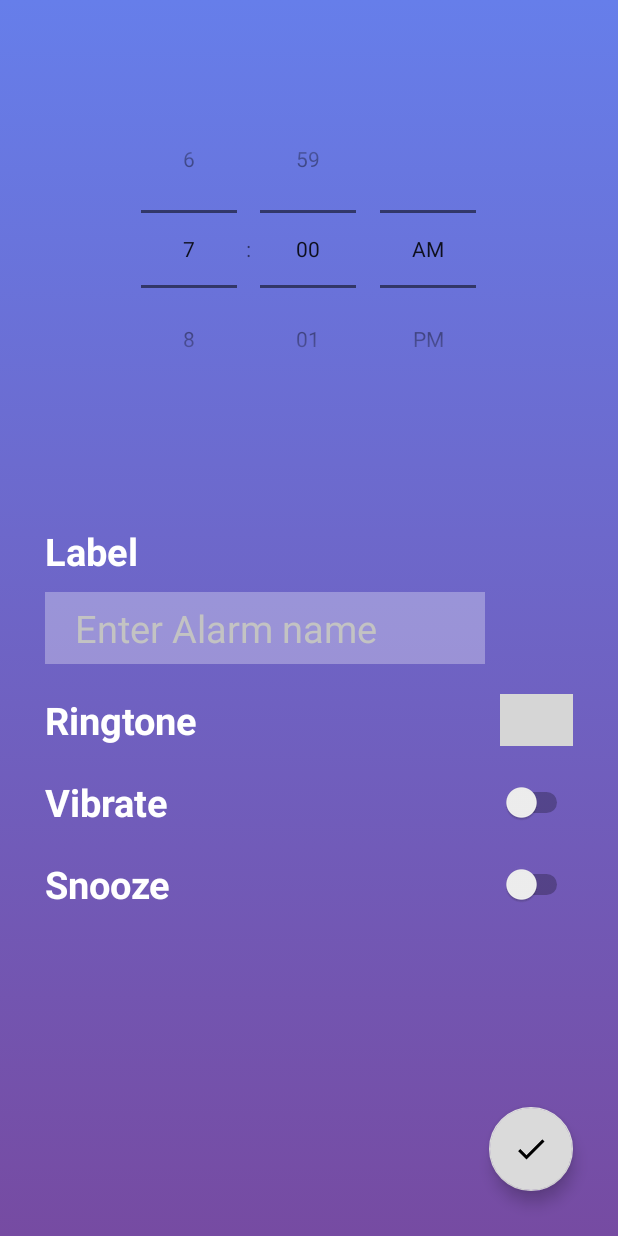
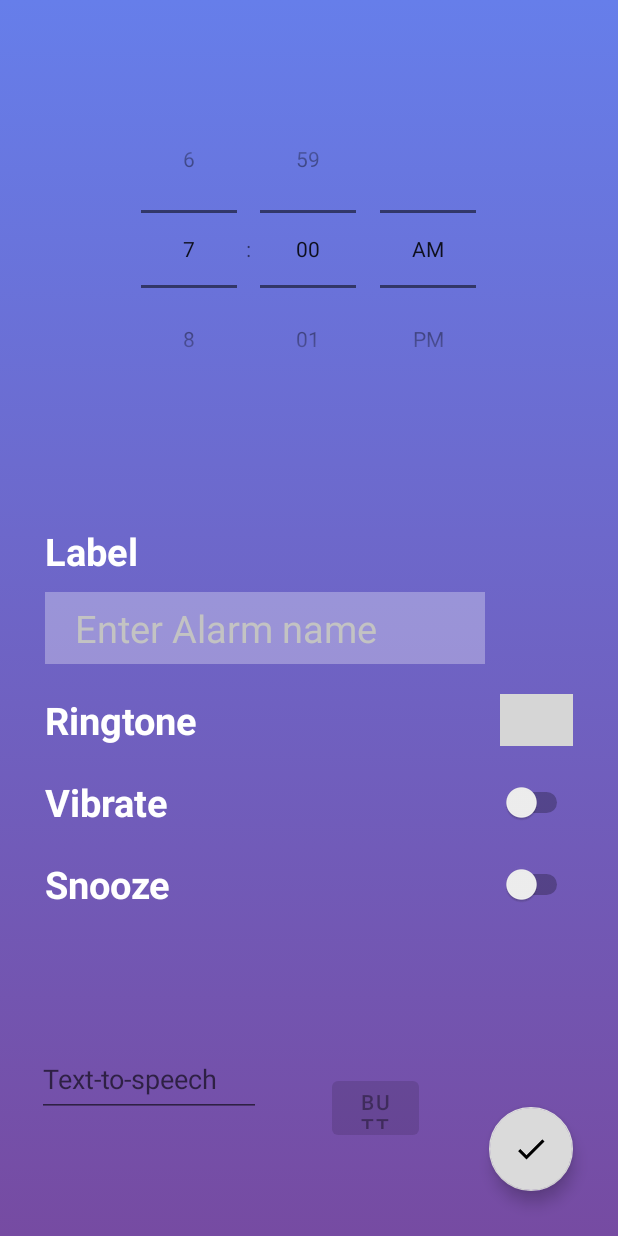
Before and after one commit to ashisbehera/Smart_Alarm, an Android app: the AddAlarm_Activity screen opened directly, with no data from a screen before it, on a phone screen of 412 x 824 dp. Run offline under Robolectric (Android 15) with nearby library versions, the phone set to English and light mode, and no system bars; grey boxes are pictures that could not be loaded.

Commit message:
Added menu image Added 5 icons, background and a clock Added close and done icons Added time text view Added Set Alarm button Added label text Added hour and minute text view Set label opacity to 30% Create AlarmReceiver class Tried a bunch of stuffs in AddAlarm_Activity Reworked on AlarmReceiver.java Removed Analog Clock and added Custom Analog Clock Updated Launcher Icon Made few changes in all the XML files Added drawer_layout.xml for menu button Added few items in drawer Updated target SDK version to 31 Updated minimum SDK to 20 Optimized few Java codes And made few other changes

```diff
--- a/app/src/main/java/com/example/smartalarm/AddAlarm_Activity.java
+++ b/app/src/main/java/com/example/smartalarm/AddAlarm_Activity.java
@@ -3,6 +3,7 @@ package com.example.smartalarm;
 import android.app.LoaderManager;
 import android.app.NotificationChannel;
 import android.app.NotificationManager;
+import android.app.PendingIntent;
 import android.content.ContentValues;
 import android.content.Intent;
 import android.content.Loader;
@@ -10,6 +11,8 @@ import android.database.Cursor;
 import android.net.Uri;
 import android.os.Build;
 import android.os.Bundle;
+import android.speech.tts.TextToSpeech;
+import android.util.Log;
 import android.view.View;
 import android.widget.Button;
 import android.widget.EditText;
@@ -21,22 +24,30 @@ import android.widget.TimePicker;
 import androidx.annotation.Nullable;
 import androidx.appcompat.app.AppCompatActivity;
 
+import com.example.smartalarm.data.AlarmContract;
 import com.example.smartalarm.data.AlarmContract.AlarmEntry;
 
 import com.google.android.material.floatingactionbutton.FloatingActionButton;
 
+import org.w3c.dom.Text;
+
 import java.io.File;
 import java.util.ArrayList;
+import java.util.Calendar;
+import java.util.Locale;
 
 public class AddAlarm_Activity extends AppCompatActivity implements LoaderManager.LoaderCallbacks<Cursor> {
     private static final int ALARM_LOADER = 0;
-    private TimePicker timePicker;
+    public TimePicker timePicker;
     private FloatingActionButton set_alarm;
     private EditText alarmNameEditText;
     private Switch vibrateSwitch, snoozeSwitch;
     private AlarmConstraints newAlarm;
     private TextView ringtone_name;
     private final StringBuilder timeBuilder = new StringBuilder();
+    private TextToSpeech textToSpeech;
+    private Button buttonTTS;
+    private EditText editTextTTS;
 
     @Override
     protected void onCreate(Bundle savedInstanceState) {
@@ -50,6 +61,8 @@ public class AddAlarm_Activity extends AppCompatActivity implements LoaderManage
         set_alarm = findViewById(R.id.set_alarm);
         timePicker = findViewById(R.id.timePicker);
         ringtone_name = findViewById(R.id.ringtone_name);
+        buttonTTS = findViewById(R.id.buttonTTS);
+        editTextTTS = findViewById(R.id.editTTS);
         ImageView dropDown = findViewById(R.id.drop_down);
         Intent intent = getIntent();
         newAlarm = new AlarmConstraints();
@@ -70,7 +83,53 @@ public class AddAlarm_Activity extends AppCompatActivity implements LoaderManage
         });
         String songName = intent.getStringExtra("currentMusic");
         ringtone_name.setText(songName);
+        // text-to-speech
+        textToSpeech = new TextToSpeech(this, status -> {
+            // check if working properly
+            if (status == TextToSpeech.SUCCESS) {
+                // set language
+                int result = textToSpeech.setLanguage(Locale.US);
+                // check if the language is available
+                if (result == TextToSpeech.LANG_MISSING_DATA || result == TextToSpeech.LANG_NOT_SUPPORTED) {
+                    Log.e("TTS", "Language not supported");
+                } else {
+                    // if TTS is working then we can use the button
+                    buttonTTS.setEnabled(true);
+                }
+            } else {
+                // if not working
+                Log.e("TTS", "Initialization failed");
+            }
+        });
+        // button for TTS
+        buttonTTS.setOnClickListener(view -> speak());
     }
+
+    // speak() to convert text to speech
+    private void speak() {
+        String text = editTextTTS.getText().toString();
+        // QUEUE_FLUSH cancels the current text to speak the new one
+        textToSpeech.speak(text, TextToSpeech.QUEUE_FLUSH, null);
+    }
+
+
+/*
+    public long getTimeMillis() {
+        Calendar calendar = Calendar.getInstance();
+        // calender is called to get current time in hour and minute
+        calendar.set(Calendar.HOUR_OF_DAY, timePicker.getCurrentHour());
+        calendar.set(Calendar.MINUTE, timePicker.getCurrentMinute());
+        long time = (calendar.getTimeInMillis() - (calendar.getTimeInMillis() % 60000));
+        if (System.currentTimeMillis() > time) {
+            // setting time as AM and PM
+            if (Calendar.AM_PM == 0) {
+                time += (1000 * 60 * 60 * 12);
+            } else {
+                time += (1000 * 60 * 60 * 24);
+            }
+        }
+        return time;
+    }*/
 
     private void saveAlarmToDataBase() {
         String alarmName = alarmNameEditText.getText().toString();
@@ -93,6 +152,8 @@ public class AddAlarm_Activity extends AppCompatActivity implements LoaderManage
         values.put(AlarmEntry.ALARM_SNOOZE, snooze_on_off);
         values.put(AlarmEntry.ALARM_ACTIVE, alarm_on_off);
         Uri newUri = getContentResolver().insert(AlarmEntry.CONTENT_URI, values);
+        // Intent intent = getIntent();
+        // intent.getIntExtra("time", Integer.parseInt(AlarmEntry.ALARM_TIME));
     }
 
     // collect time from getPickerTime
--- a/app/src/main/java/com/example/smartalarm/data/Alarm_Database.java
+++ b/app/src/main/java/com/example/smartalarm/data/Alarm_Database.java
@@ -3,6 +3,7 @@ package com.example.smartalarm.data;
 import android.content.Context;
 import android.database.sqlite.SQLiteDatabase;
 import android.database.sqlite.SQLiteOpenHelper;
+import android.os.Bundle;
 
 import androidx.annotation.Nullable;
 import com.example.smartalarm.data.AlarmContract.AlarmEntry;
--- a/app/src/main/res/layout/addalarm_activity.xml
+++ b/app/src/main/res/layout/addalarm_activity.xml
@@ -192,5 +192,31 @@
 
     </com.google.android.material.floatingactionbutton.FloatingActionButton>
 
+    <EditText
+        android:id="@+id/editTTS"
+        android:layout_width="149dp"
+        android:layout_height="50dp"
+        android:ems="10"
+        android:hint="Text-to-speech"
+        android:inputType="textPersonName"
+        app:layout_constraintBottom_toBottomOf="parent"
+        app:layout_constraintEnd_toStartOf="@+id/set_alarm"
+        app:layout_constraintHorizontal_bias="0.139"
+        app:layout_constraintStart_toStartOf="parent"
+        app:layout_constraintTop_toBottomOf="@+id/linearLayout2"
+        app:layout_constraintVertical_bias="0.423" />
+
+    <Button
+        android:id="@+id/buttonTTS"
+        android:layout_width="58dp"
+        android:layout_height="48dp"
+        android:text="Button"
+        app:layout_constraintBottom_toBottomOf="parent"
+        app:layout_constraintEnd_toStartOf="@+id/set_alarm"
+        app:layout_constraintStart_toEndOf="@+id/editTTS"
+        app:layout_constraintTop_toBottomOf="@+id/linearLayout2"
+        app:layout_constraintVertical_bias="0.558"
+        android:enabled="false" />
+
 
 </androidx.constraintlayout.widget.ConstraintLayout>
```
Also changed, not shown: app/src/main/AndroidManifest.xml (+16 -6 lines), app/src/main/java/com/example/smartalarm/AlarmConstraints.java (+63 -54 lines), app/src/main/java/com/example/smartalarm/AlarmReceiver.java (+19 -124 lines).
